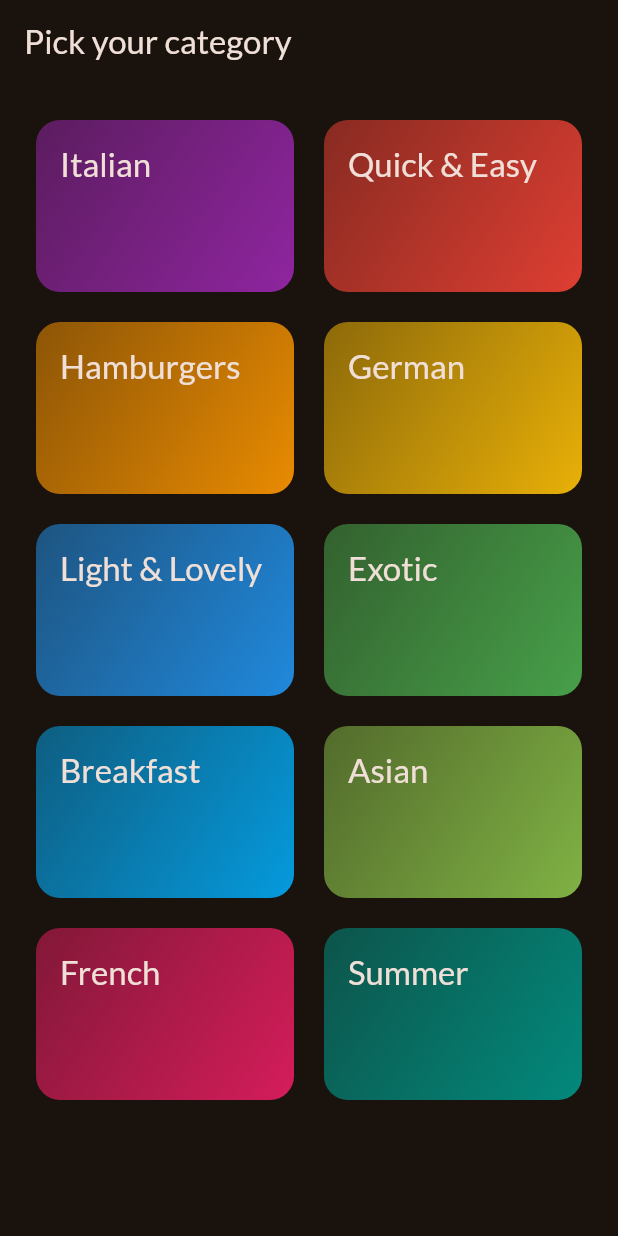
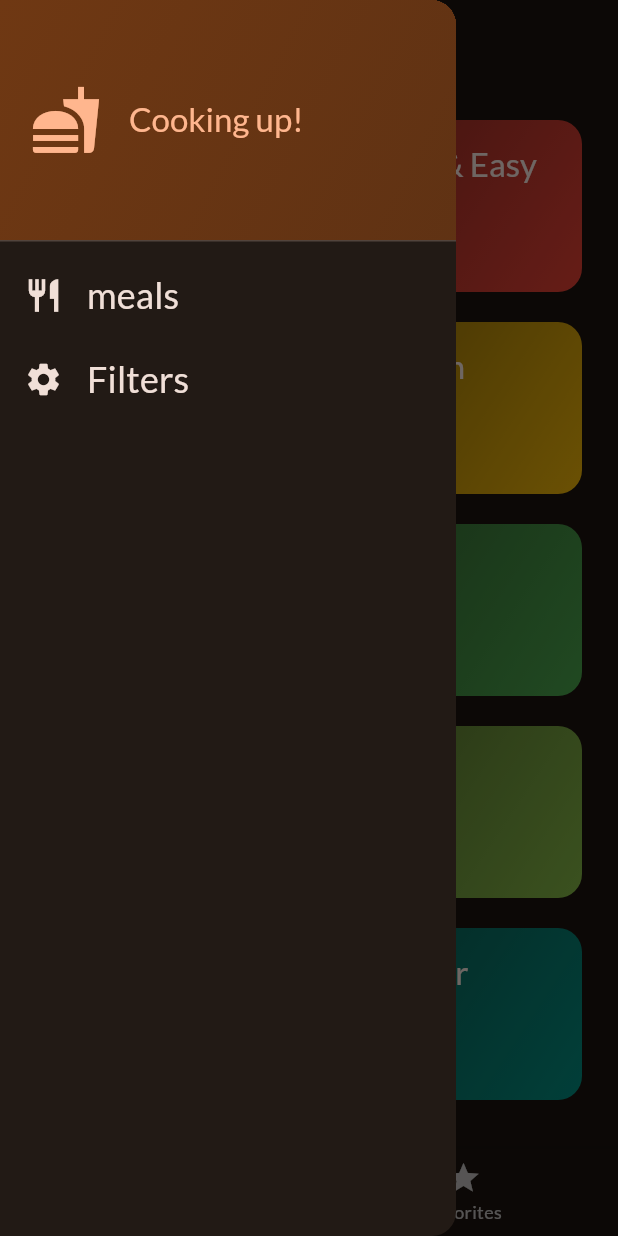
Before and after one commit to juanTorrenegra/meals, a Flutter app: the screen it shows after launch, with the side drawer open (before the commit the screen has no drawer), on a phone screen of 412 x 824 dp. Run offline on Flutter 3.47's test engine with Material 3 defaults, Android fonts, the phone set to English and light mode, and no system bars; our stand-ins replace google_fonts, transparent_image.

Commit message:
finished and completed meals

```diff
--- a/lib/main.dart
+++ b/lib/main.dart
@@ -1,8 +1,10 @@
+// tabs.dart is the main DATA MANAGEMENT WIDGET loads the all meals screen,
+
 import 'package:flutter/material.dart';
 
 import 'package:google_fonts/google_fonts.dart';
 
-import 'package:meals/screens/categories.dart';
+import 'package:meals/screens/tabs.dart';
 
 final theme = ThemeData(
   useMaterial3: true,
@@ -22,6 +24,6 @@ class App extends StatelessWidget {
 
   @override
   Widget build(BuildContext context) {
-    return MaterialApp(theme: theme, home: CategoriesScreen());
+    return MaterialApp(theme: theme, home: TabsScreen());
   }
 }
--- a/lib/screens/categories.dart
+++ b/lib/screens/categories.dart
@@ -1,31 +1,44 @@
+// tabs.dart is the main DATA MANAGEMENT WIDGET loads the all meals screen,
+
 import 'package:flutter/material.dart';
 import 'package:meals/data/dummy_data.dart';
 import 'package:meals/models/category.dart';
+import 'package:meals/models/meal.dart';
 import 'package:meals/screens/meals.dart';
 import 'package:meals/widgets/category_grid_item.dart';
 
 class CategoriesScreen extends StatelessWidget {
-  const CategoriesScreen({super.key});
+  const CategoriesScreen({
+    super.key,
+    required this.onToggleFavorite,
+    required this.avaliableMeals,
+  }); //
+
+  final void Function(Meal meal) onToggleFavorite; //
+  final List<Meal> avaliableMeals; //179
 
   void _selectCategory(BuildContext context, Category category) {
     final filteredMeals =
-        dummyMeals
+        avaliableMeals //dummyMeals to avaliableMeals 179
             .where((meal) => meal.categories.contains(category.id))
             .toList(); //163
 
     Navigator.of(context).push(
       MaterialPageRoute(
         builder:
-            (ctx) => MealsScreen(title: category.title, meals: filteredMeals),
+            (ctx) => MealsScreen(
+              title: category.title,
+              meals: filteredMeals,
+              onToggleFavorite: onToggleFavorite,
+              //onToggleFavorite func triggered in MealsDetails, managed in TabsScreen, passes through MealsScreen
+            ),
       ),
     ); // Navigator.push(context, route);
   }
 
   @override
   Widget build(BuildContext context) {
-    return Scaffold(
-      appBar: AppBar(title: Text("Pick your category")),
-      body: GridView(
+    return GridView(
       padding: EdgeInsets.all(24),
       gridDelegate: SliverGridDelegateWithFixedCrossAxisCount(
         crossAxisCount: 2,
@@ -43,7 +56,7 @@ class CategoriesScreen extends StatelessWidget {
             },
           ),
       ],
-      ), //GridView 156
+      //GridView 156
     );
   }
 }
--- /dev/null
+++ b/lib/screens/tabs.dart
@@ -0,0 +1,133 @@
+// tabs.dart is the main DATA MANAGEMENT WIDGET loads the all meals screen,
+import 'package:flutter/material.dart';
+import 'package:meals/data/dummy_data.dart';
+import 'package:meals/models/meal.dart';
+import 'package:meals/screens/categories.dart';
+import 'package:meals/screens/filters.dart';
+import 'package:meals/screens/meals.dart';
+import 'package:meals/widgets/main_drawer.dart';
+
+const kInitalFilters = {
+  Filter.glutenFree: false,
+  Filter.lactoseFree: false,
+  Filter.vegetarian: false,
+  Filter.vegan: false,
+}; //179 Map from filters.dart
+
+class TabsScreen extends StatefulWidget {
+  const TabsScreen({super.key}); //168
+
+  @override
+  State<TabsScreen> createState() => _TabsScreenState();
+}
+
+class _TabsScreenState extends State<TabsScreen> {
+  int _selectedPageIndex = 0; //168 6:57
+  final List<Meal> _favoriteMeals = [];
+  //169 [] to recieve List from MealsScreen
+  Map<Filter, bool> _selectedFilters =
+      kInitalFilters; //179 Map from filters.dart
+
+  //170 5:00 func to display _showInfoMessage msg as SnackBar
+  void _showInfoMessage(String message) {
+    ScaffoldMessenger.of(context).clearSnackBars();
+    ScaffoldMessenger.of(
+      context,
+    ).showSnackBar(SnackBar(content: Text(message)));
+  }
+
+  //169 3:59 func manager
+  void _toggleMealFavoriteStatus(Meal meal) {
+    final isExisting = _favoriteMeals.contains(meal); //true or false
+
+    if (isExisting) {
+      setState(() {
+        _favoriteMeals.remove(meal); //170 setState to trigger removal inmediat
+      });
+      _showInfoMessage("Meal no longer a favorite."); //170
+    } else {
+      setState(() {
+        _favoriteMeals.add(meal);
+      });
+      _showInfoMessage("marked as favorite!"); //170
+    }
+  }
+
+  void _selectPage(int index) {
+    setState(() {
+      _selectedPageIndex = index;
+    });
+  }
+
+  //172 < MainDrawer(onSelectScreen string)
+  void _setScreen(String identifier) async {
+    Navigator.of(context).pop(); //close drawer so when back wont be drawr open
+    if (identifier == "filters") {
+      //178 <Map<Filter, bool>> value comes from filters.dart PopScope
+      final result = await Navigator.of(context).push<Map<Filter, bool>>(
+        MaterialPageRoute(
+          builder: (ctx) => FiltersScreen(currentFilters: _selectedFilters),
+        ), //174
+        //179 15:14 _selectedFilters
+      );
+      setState(() {
+        _selectedFilters =
+            result ?? kInitalFilters; //179 use k as fallback value
+      });
+    }
+  } //push:stacks so adds back butt, pushReplacement:replaces so no back butt
+
+  @override
+  Widget build(BuildContext context) {
+    final avaliableMeals = //179
+        dummyMeals.where((meal) {
+          if (_selectedFilters[Filter.glutenFree]! && !meal.isGlutenFree) {
+            return false;
+          }
+          if (_selectedFilters[Filter.lactoseFree]! && !meal.isLactoseFree) {
+            return false;
+          }
+          if (_selectedFilters[Filter.vegetarian]! && !meal.isVegetarian) {
+            return false;
+          }
+          if (_selectedFilters[Filter.vegan]! && !meal.isVegan) {
+            return false;
+          }
+          return true;
+        }).toList();
+
+    Widget activePage = CategoriesScreen(
+      onToggleFavorite: _toggleMealFavoriteStatus,
+      avaliableMeals: avaliableMeals, //179
+    ); //use func as value
+
+    var activePageTitle = "categories";
+
+    if (_selectedPageIndex == 1) {
+      activePage = MealsScreen(
+        meals: _favoriteMeals,
+        //favoriteMeals empty list at first, if star is selected the meal is sent to MealsScreen
+        onToggleFavorite: _toggleMealFavoriteStatus, //func manager
+      );
+      activePageTitle = "Favorites";
+    }
+
+    return Scaffold(
+      appBar: AppBar(title: Text(activePageTitle)),
+      //drawer: MainDrawer() ListTile onTap changes the screen
+      drawer: MainDrawer(onSelectScreen: _setScreen), //172 < MainDrawer
+      body: activePage,
+      bottomNavigationBar: BottomNavigationBar(
+        onTap: _selectPage,
+        currentIndex: _selectedPageIndex,
+        items: const [
+          BottomNavigationBarItem(
+            icon: Icon(Icons.set_meal),
+            label: "Categories",
+          ),
+          BottomNavigationBarItem(icon: Icon(Icons.star), label: "Favorites"),
+        ],
+      ),
+    );
+  }
+}
--- /dev/null
+++ b/lib/widgets/main_drawer.dart
@@ -0,0 +1,83 @@
+import 'package:flutter/material.dart';
+
+//171
+class MainDrawer extends StatelessWidget {
+  const MainDrawer({super.key, required this.onSelectScreen});
+
+  final void Function(String identifier) onSelectScreen; //172 func > ListTile
+
+  @override
+  Widget build(BuildContext context) {
+    return Drawer(
+      child: Column(
+        children: [
+          DrawerHeader(
+            padding: const EdgeInsets.all(20),
+            decoration: BoxDecoration(
+              gradient: LinearGradient(
+                colors: [
+                  Theme.of(context).colorScheme.primaryContainer,
+                  Theme.of(
+                    context,
+                  ).colorScheme.primaryContainer.withValues(alpha: 0.8),
+                ],
+                begin: Alignment.topLeft,
+                end: Alignment.bottomRight,
+              ),
+            ),
+            child: Row(
+              children: [
+                Icon(
+                  Icons.fastfood,
+                  size: 48,
+                  color: Theme.of(context).colorScheme.primary,
+                ),
+                const SizedBox(width: 18),
+                Text(
+                  "Cooking up!",
+                  style: Theme.of(context).textTheme.titleLarge!.copyWith(
+                    color: Theme.of(context).colorScheme.primary,
+                  ),
+                ),
+              ],
+            ),
+          ),
+          ListTile(
+            leading: Icon(
+              Icons.restaurant,
+              size: 26,
+              color: Theme.of(context).colorScheme.onSurface,
+            ),
+            title: Text(
+              "meals",
+              style: Theme.of(context).textTheme.titleSmall!.copyWith(
+                color: Theme.of(context).colorScheme.onSurface,
+                fontSize: 24,
+              ),
+            ),
+            onTap: () {
+              onSelectScreen("meals"); //172
+            },
+          ),
+          ListTile(
+            leading: Icon(
+              Icons.settings,
+              size: 26,
+              color: Theme.of(context).colorScheme.onSurface,
+            ),
+            title: Text(
+              "Filters",
+              style: Theme.of(context).textTheme.titleSmall!.copyWith(
+                color: Theme.of(context).colorScheme.onSurface,
+                fontSize: 24,
+              ),
+            ),
+            onTap: () {
+              onSelectScreen("filters"); //172 "filters" goes to tabs
+            },
+          ),
+        ],
+      ),
+    );
+  }
+}
```
Also changed, not shown: lib/screens/filters.dart (added, +152 -0 lines), lib/screens/meal_details.dart (+69 -6 lines), lib/screens/meals.dart (+24 -6 lines). Lines whose indentation alone changed are shown as unchanged.
